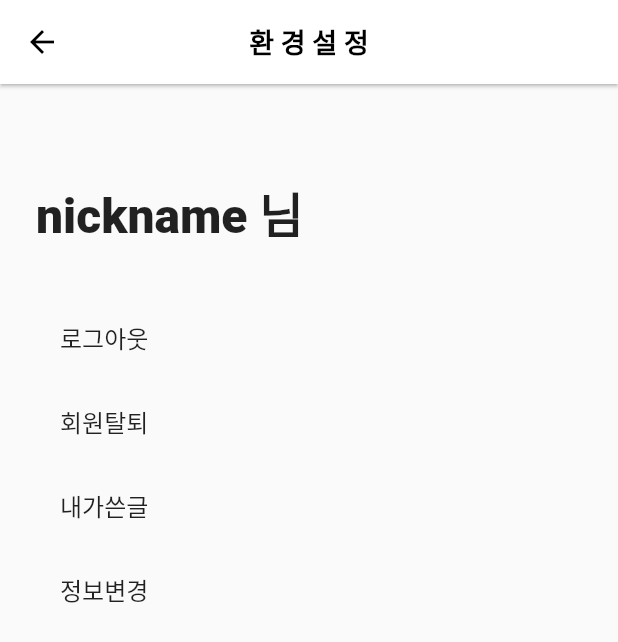
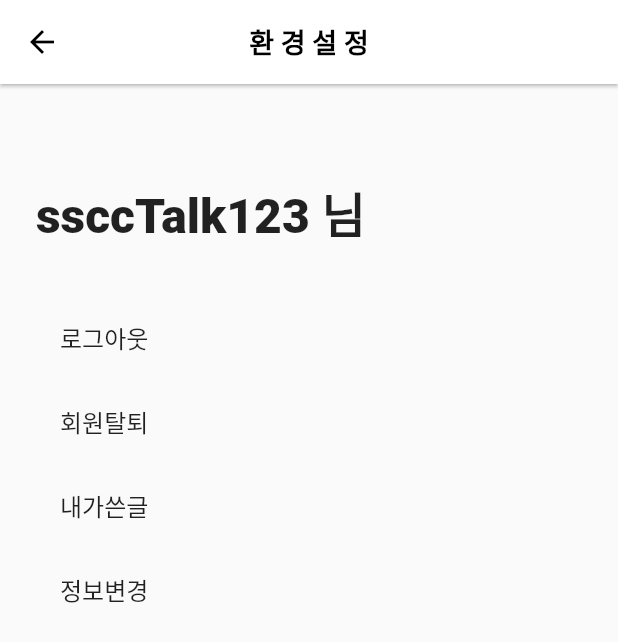
Before and after one commit to ItzTree/NFT-Project1, a Flutter app: the SettingPage screen opened directly, on a phone screen of 412 x 824 dp. Shown: the top 642 px of the screen. Run offline on Flutter 3.47's test engine with Material 2 defaults, Android fonts, the phone set to English and light mode, and no system bars; our stand-ins replace convex_bottom_bar.

Commit message:
Set preparation using Firebase

```diff
--- a/lib/setting_page.dart
+++ b/lib/setting_page.dart
@@ -34,7 +34,7 @@ class SettingPage extends StatelessWidget {
             children: [
               /// 닉네임 표시
               Text(
-                "nickname 님", // $nickname 님
+                "ssccTalk123 님", // $nickname 님
                 style: TextStyle(
                   fontWeight: FontWeight.w900,
                   fontSize: 32,
--- a/pubspec.yaml
+++ b/pubspec.yaml
@@ -39,6 +39,10 @@ dependencies:
   # Use with the CupertinoIcons class for iOS style icons.
   cupertino_icons: ^1.0.2
   flutter_provider: ^2.1.0
+  firebase_core: ^2.2.0
+  firebase_auth: ^4.1.2
+  cloud_firestore: ^4.0.5
+  provider: ^6.0.4
 
 dev_dependencies:
   flutter_test:
```
Also changed, not shown: pubspec.lock, 3 other files.
